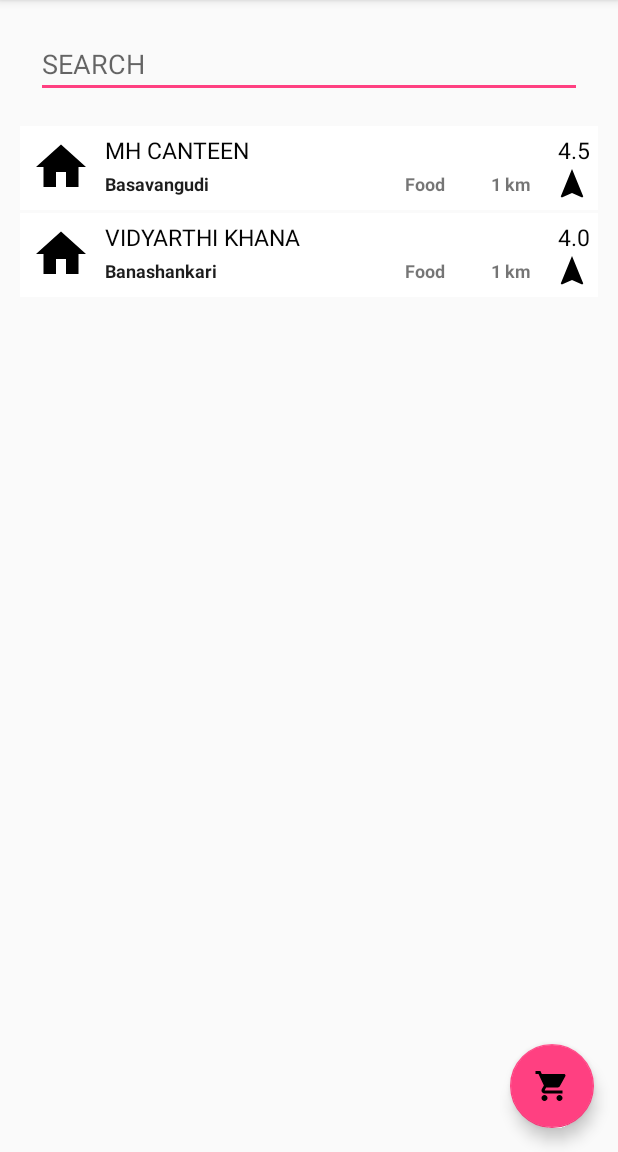
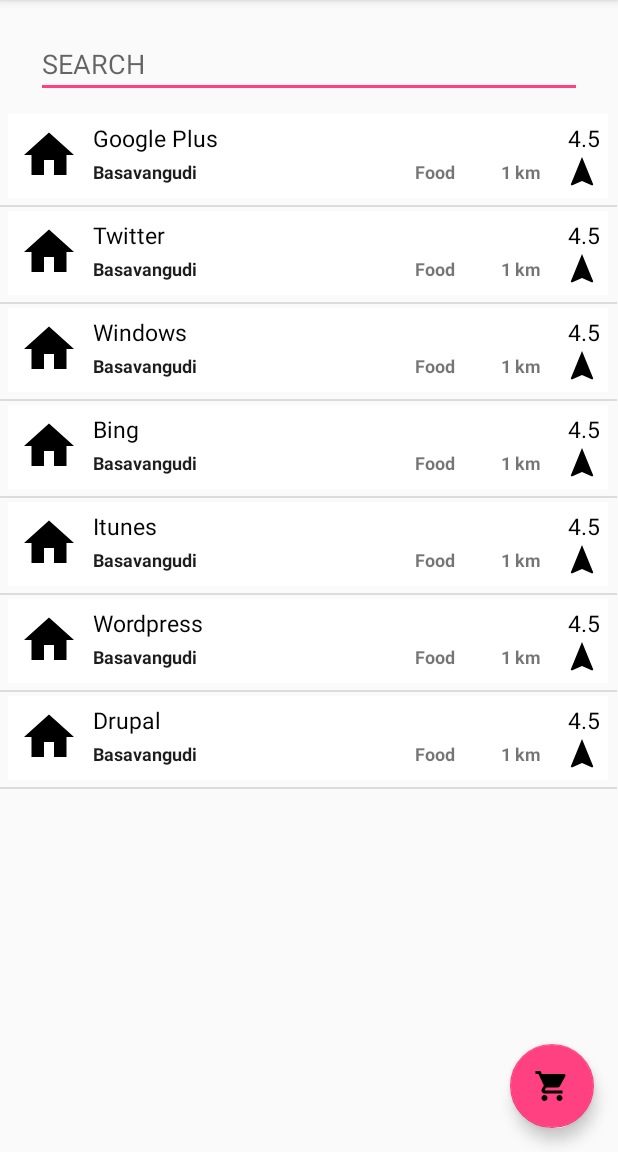
Before and after one commit to abhilashkulkarni340/LocatorProject, an Android app: the Dashboard2Activity screen opened directly, with no data from a screen before it, on a phone screen of 412 x 824 dp, the part 84-1236 px from its top. Run offline under Robolectric (Android 15) with nearby library versions, the phone set to English and light mode, and no system bars.

Commit message:
created list of shops in dashboard

```diff
--- /dev/null
+++ b/app/src/main/java/com/example/abhilashsk/storelocator/CustomList.java
@@ -0,0 +1,34 @@
+package com.example.abhilashsk.storelocator;
+
+/**
+ * Created by abhilashsk on 02/03/18.
+ */
+
+import android.app.Activity;
+import android.view.LayoutInflater;
+import android.view.View;
+import android.view.ViewGroup;
+import android.widget.ArrayAdapter;
+import android.widget.ImageView;
+import android.widget.TextView;
+
+public class CustomList extends ArrayAdapter<String>{
+
+    private final Activity context;
+    private final String[] web;
+    public CustomList(Activity context,
+                      String[] web) {
+        super(context, R.layout.list_single, web);
+        this.context = context;
+        this.web = web;
+
+    }
+    @Override
+    public View getView(int position, View view, ViewGroup parent) {
+        LayoutInflater inflater = context.getLayoutInflater();
+        View rowView= inflater.inflate(R.layout.list_single, null, true);
+        TextView txtTitle = (TextView) rowView.findViewById(R.id.from_name);
+        txtTitle.setText(web[position]);
+        return rowView;
+    }
+}
--- a/app/src/main/java/com/example/abhilashsk/storelocator/Dashboard2Activity.java
+++ b/app/src/main/java/com/example/abhilashsk/storelocator/Dashboard2Activity.java
@@ -23,6 +23,7 @@ import android.widget.ImageView;
 import android.widget.ListView;
 import android.widget.RelativeLayout;
 import android.widget.TextView;
+import android.widget.Toast;
 
 import java.util.ArrayList;
 import java.util.List;
@@ -33,6 +34,16 @@ public class Dashboard2Activity extends AppCompatActivity
         implements NavigationView.OnNavigationItemSelectedListener {
     public static final String[] EXTRA_USERNAME_LIST = {"abhilash","atif","aman"};
     public static final String[] EXTRA_PASSWORD_LIST = {"kulkarni","zia","satya"};
+    ListView list;
+    String[] web = {
+            "Google Plus",
+            "Twitter",
+            "Windows",
+            "Bing",
+            "Itunes",
+            "Wordpress",
+            "Drupal"
+    } ;
 
     @Override
     protected void onCreate(Bundle savedInstanceState) {
@@ -73,12 +84,24 @@ public class Dashboard2Activity extends AppCompatActivity
             }
         });
 
-        ImageView img = (ImageView) findViewById(R.id.list_image);
+        /*ImageView img = (ImageView) findViewById(R.id.list_image);
         img.setOnClickListener(new View.OnClickListener() {
             @Override
             public void onClick(View view) {
                 Intent intent = new Intent(Dashboard2Activity.this,ShopActivity.class);
                 startActivity(intent);
+            }
+        });*/
+
+        CustomList adapter = new CustomList(Dashboard2Activity.this, web);
+        list=(ListView)findViewById(R.id.list2);
+        list.setAdapter(adapter);
+        list.setOnItemClickListener(new AdapterView.OnItemClickListener() {
+
+            @Override
+            public void onItemClick(AdapterView<?> parent, View view,
+                                    int position, long id) {
+                Toast.makeText(Dashboard2Activity.this, "You Clicked at " +web[+ position], Toast.LENGTH_SHORT).show();
             }
         });
 
--- a/app/src/main/res/layout/content_dashboard2.xml
+++ b/app/src/main/res/layout/content_dashboard2.xml
@@ -1,28 +1,4 @@
-<?xml version="1.0" encoding="utf-8"?>
-<android.support.constraint.ConstraintLayout xmlns:android="http://schemas.android.com/apk/res/android"
-    xmlns:app="http://schemas.android.com/apk/res-auto"
-    xmlns:tools="http://schemas.android.com/tools"
-    android:layout_width="match_parent"
-    android:layout_height="match_parent"
-    app:layout_behavior="@string/appbar_scrolling_view_behavior"
-    tools:context="com.example.abhilashsk.storelocator.Dashboard2Activity"
-    tools:showIn="@layout/app_bar_dashboard2">
-
-    <EditText
-        android:id="@+id/search_bar"
-        android:layout_width="0dp"
-        android:layout_height="wrap_content"
-        android:layout_marginBottom="0dp"
-        android:layout_marginEnd="24dp"
-        android:layout_marginStart="24dp"
-        android:layout_marginTop="20dp"
-        android:ems="10"
-        android:hint="@string/search_lgn"
-        android:inputType="textPersonName"
-        app:layout_constraintEnd_toEndOf="parent"
-        app:layout_constraintStart_toStartOf="parent"
-        app:layout_constraintTop_toTopOf="parent" />
-
+<!--
 
     <LinearLayout xmlns:android="http://schemas.android.com/apk/res/android"
         android:layout_width="0dp"
@@ -51,7 +27,7 @@
             android:padding="5dp"
             android:layout_marginBottom="2dp">
 
-            <!-- ListRow Left sied Thumbnail image -->
+            &lt;!&ndash; ListRow Left sied Thumbnail image &ndash;&gt;
 
             <LinearLayout
                 android:id="@+id/thumbnail"
@@ -68,7 +44,7 @@
                     android:src="@drawable/ic_home_black_24dp" />
             </LinearLayout>
 
-            <!-- Title Of Song -->
+            &lt;!&ndash; Title Of Song &ndash;&gt;
 
 
             <TextView
@@ -155,7 +131,7 @@
             android:orientation="horizontal"
             android:padding="5dp">
 
-            <!-- ListRow Left sied Thumbnail image -->
+            &lt;!&ndash; ListRow Left sied Thumbnail image &ndash;&gt;
 
             <LinearLayout
                 android:id="@+id/thumbnail2"
@@ -172,7 +148,7 @@
                     android:src="@drawable/ic_home_black_24dp" />
             </LinearLayout>
 
-            <!-- Title Of Song -->
+            &lt;!&ndash; Title Of Song &ndash;&gt;
 
 
             <TextView
@@ -253,4 +229,41 @@
 
     </LinearLayout>
 
+-->
+<android.support.constraint.ConstraintLayout xmlns:android="http://schemas.android.com/apk/res/android"
+    xmlns:app="http://schemas.android.com/apk/res-auto"
+    xmlns:tools="http://schemas.android.com/tools"
+    android:layout_width="match_parent"
+    android:layout_height="match_parent"
+    app:layout_behavior="@string/appbar_scrolling_view_behavior"
+    tools:context="com.example.abhilashsk.storelocator.Dashboard2Activity"
+    tools:showIn="@layout/app_bar_dashboard2">
+
+    <EditText
+        android:id="@+id/search_bar"
+        android:layout_width="0dp"
+        android:layout_height="wrap_content"
+        android:layout_marginBottom="0dp"
+        android:layout_marginEnd="24dp"
+        android:layout_marginStart="24dp"
+        android:layout_marginTop="20dp"
+        android:ems="10"
+        android:hint="@string/search_lgn"
+        android:inputType="textPersonName"
+        app:layout_constraintEnd_toEndOf="parent"
+        app:layout_constraintStart_toStartOf="parent"
+        app:layout_constraintTop_toTopOf="parent" />
+
+    <ListView
+        android:id="@+id/list2"
+        android:layout_width="411dp"
+        android:layout_height="0dp"
+        android:layout_marginBottom="8dp"
+        android:layout_marginTop="8dp"
+        app:layout_constraintBottom_toBottomOf="parent"
+        app:layout_constraintTop_toBottomOf="@+id/search_bar"
+        tools:layout_editor_absoluteX="0dp">
+
+    </ListView>
+
 </android.support.constraint.ConstraintLayout>
--- /dev/null
+++ b/app/src/main/res/layout/list_single.xml
@@ -0,0 +1,113 @@
+<?xml version="1.0" encoding="utf-8"?>
+<TableLayout xmlns:android="http://schemas.android.com/apk/res/android"
+    android:layout_width="match_parent"
+    android:layout_height="match_parent" >
+
+    <TableRow
+        android:layout_width="match_parent"
+        android:layout_height="match_parent"
+        android:orientation="vertical"
+        android:paddingBottom="2.5dp"
+        android:paddingLeft="5dp"
+        android:paddingRight="5dp"
+        android:paddingTop="2.5dp"
+        android:textAlignment="center">
+
+        <RelativeLayout
+            android:layout_width="400dp"
+            android:layout_height="match_parent"
+            android:layout_marginBottom="2dp"
+            android:background="#fff"
+            android:clickable="true"
+            android:orientation="horizontal"
+            android:padding="5dp">
+
+            <LinearLayout
+                android:id="@+id/thumbnail"
+                android:layout_width="wrap_content"
+                android:layout_height="wrap_content"
+                android:layout_alignParentLeft="true"
+                android:layout_marginRight="7dip"
+                android:padding="2dip">
+
+                <ImageView
+                    android:id="@+id/img"
+                    android:layout_width="40dip"
+                    android:layout_height="40dip"
+                    android:src="@drawable/ic_home_black_24dp" />
+            </LinearLayout>
+
+            <TextView
+                android:id="@+id/from_name"
+                android:layout_width="wrap_content"
+                android:layout_height="wrap_content"
+                android:layout_alignParentTop="true"
+                android:layout_toRightOf="@+id/thumbnail"
+                android:textColor="#040404"
+                android:textSize="15dip"
+                android:typeface="sans" />
+
+            <TextView
+                android:id="@+id/ratings"
+                android:layout_width="wrap_content"
+                android:layout_height="wrap_content"
+                android:layout_alignParentEnd="true"
+                android:layout_alignParentTop="true"
+                android:text="4.5"
+                android:textColor="#040404"
+                android:textSize="15dip"
+                android:typeface="sans" />
+
+            <LinearLayout
+                android:id="@+id/cart_plus_minus_layout"
+                android:layout_width="match_parent"
+                android:layout_height="wrap_content"
+                android:layout_alignParentRight="true"
+                android:layout_below="@+id/from_name"
+                android:layout_toRightOf="@+id/thumbnail"
+                android:orientation="horizontal">
+
+                <TextView
+                    android:id="@+id/address_text"
+                    android:layout_width="wrap_content"
+                    android:layout_height="wrap_content"
+                    android:layout_gravity="center_horizontal|center_vertical"
+                    android:layout_weight="0.23"
+                    android:paddingRight="5dip"
+                    android:text="Basavangudi"
+                    android:textColor="#1d1d1d"
+                    android:textSize="12dip"
+                    android:textStyle="bold" />
+
+                <TextView
+                    android:id="@+id/catrgory_shp_list"
+                    android:layout_width="wrap_content"
+                    android:layout_height="wrap_content"
+                    android:layout_gravity="center_vertical|center_horizontal"
+                    android:paddingLeft="15dip"
+                    android:paddingRight="15dip"
+                    android:text="Food"
+                    android:textSize="12dip"
+                    android:textStyle="bold" />
+
+                <TextView
+                    android:id="@+id/distance_text"
+                    android:layout_width="wrap_content"
+                    android:layout_height="wrap_content"
+                    android:layout_gravity="center_vertical|center_horizontal"
+                    android:paddingLeft="15dip"
+                    android:paddingRight="15dip"
+                    android:text="1 km"
+                    android:textSize="12dip"
+                    android:textStyle="bold" />
+
+                <ImageView
+                    android:id="@+id/cart_plus_img"
+                    android:layout_width="wrap_content"
+                    android:layout_height="wrap_content"
+                    android:src="@drawable/ic_navigation_black_24dp" />
+
+            </LinearLayout>
+        </RelativeLayout>
+    </TableRow>
+</TableLayout>
```
